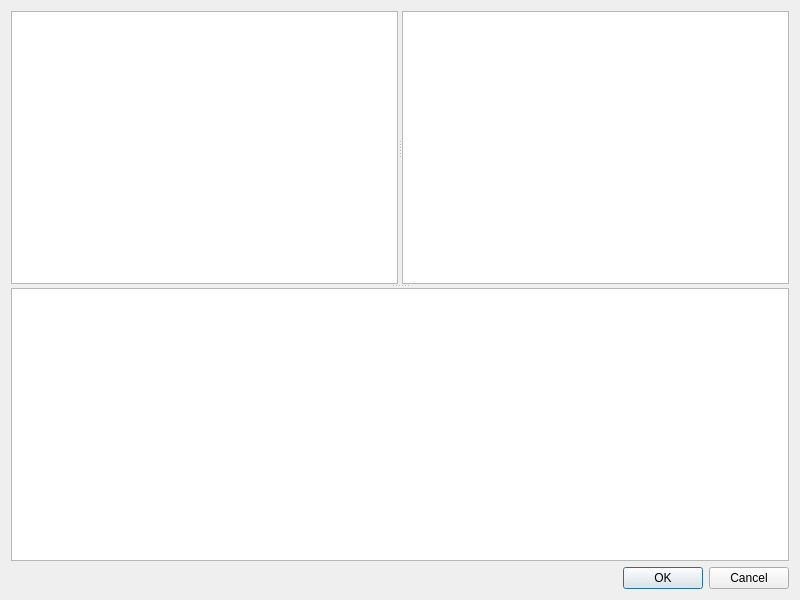
Qt form joinhelperdialog.ui (mugiseyebrows/mugi-query) before a commit.
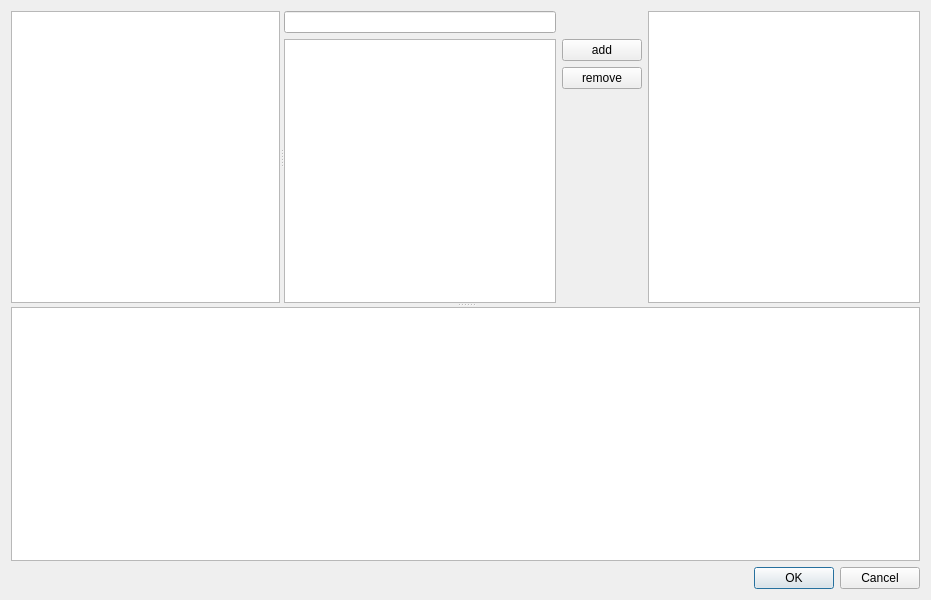
The same form after that commit. Custom widgets are drawn as their Qt base class.

```diff
--- a/joinhelperdialog.ui
+++ b/joinhelperdialog.ui
@@ -6,7 +6,7 @@
    <rect>
     <x>0</x>
     <y>0</y>
-    <width>800</width>
+    <width>931</width>
     <height>600</height>
    </rect>
   </property>
@@ -28,7 +28,46 @@
         <number>200</number>
        </attribute>
       </widget>
-      <widget class="QListView" name="tables"/>
+      <widget class="QWidget" name="">
+       <layout class="QGridLayout" name="gridLayout">
+        <item row="1" column="1">
+         <widget class="QPushButton" name="add">
+          <property name="text">
+           <string>add</string>
+          </property>
+         </widget>
+        </item>
+        <item row="0" column="0">
+         <widget class="QLineEdit" name="filter"/>
+        </item>
+        <item row="2" column="1">
+         <widget class="QPushButton" name="remove">
+          <property name="text">
+           <string>remove</string>
+          </property>
+         </widget>
+        </item>
+        <item row="3" column="1">
+         <spacer name="verticalSpacer">
+          <property name="orientation">
+           <enum>Qt::Vertical</enum>
+          </property>
+          <property name="sizeHint" stdset="0">
+           <size>
+            <width>20</width>
+            <height>40</height>
+           </size>
+          </property>
+         </spacer>
+        </item>
+        <item row="1" column="0" rowspan="3">
+         <widget class="QListView" name="allTables"/>
+        </item>
+        <item row="0" column="2" rowspan="4">
+         <widget class="QTableView" name="selectedTables"/>
+        </item>
+       </layout>
+      </widget>
      </widget>
      <widget class="TextEdit" name="query"/>
     </widget>
```
